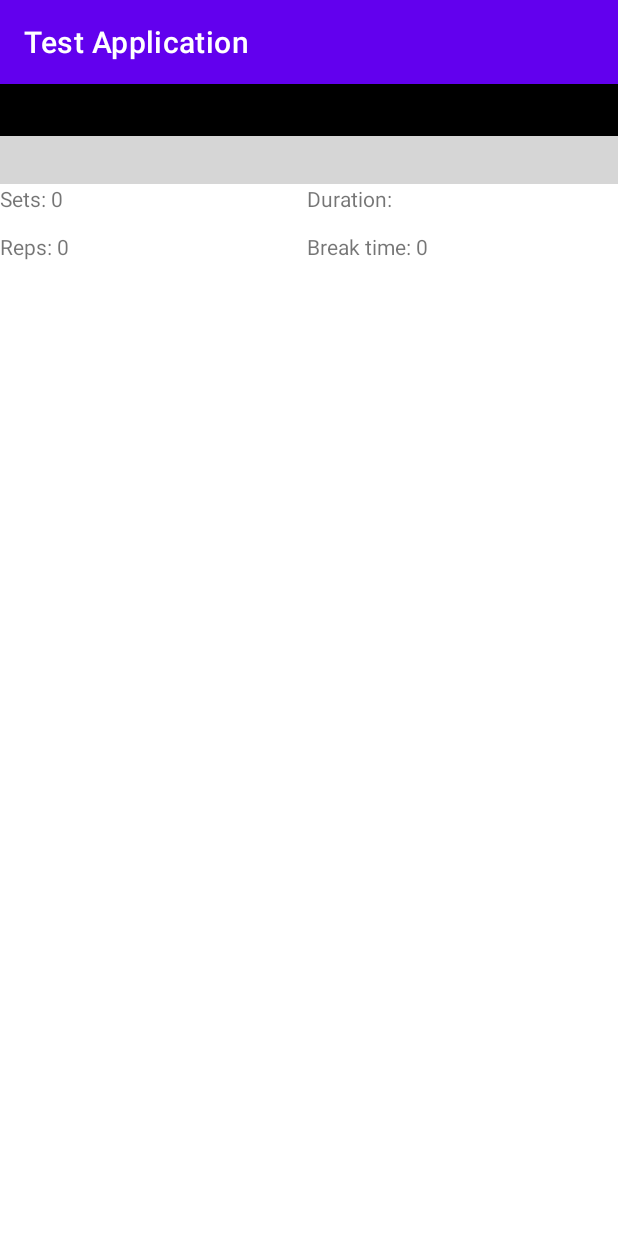
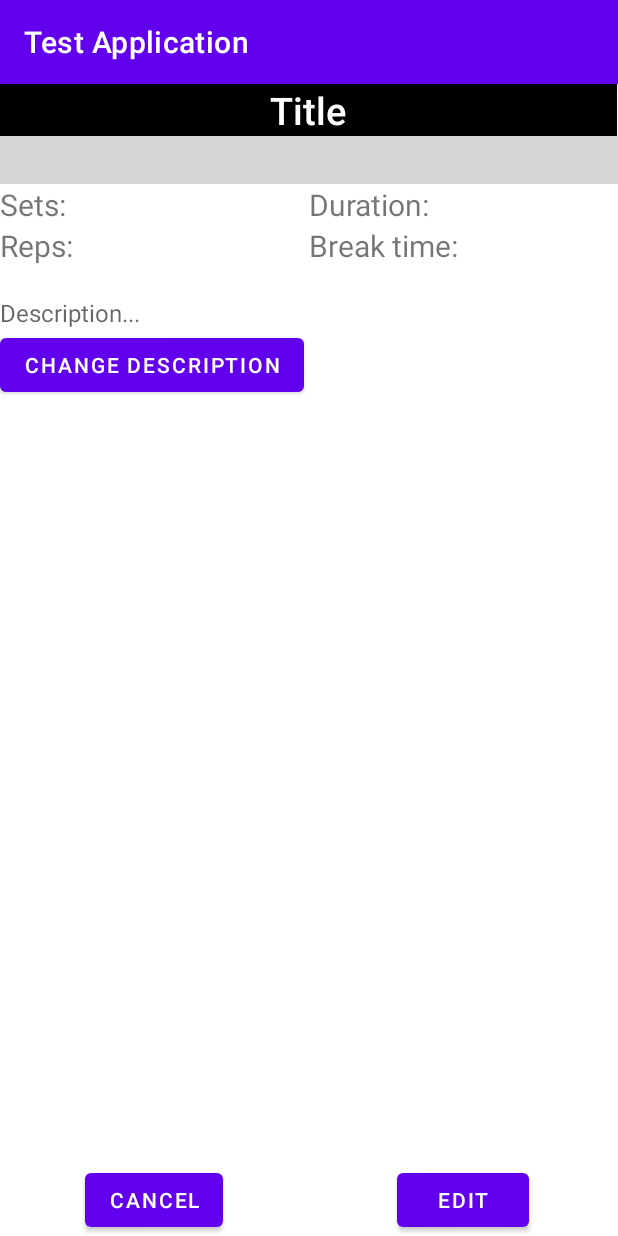
Before and after one commit to SirBoopSnoop/Fitness_App, an Android app: the ViewExerciseActivity screen opened directly, with no data from a screen before it, on a phone screen of 412 x 824 dp. Run offline under Robolectric (Android 15) with nearby library versions, the phone set to English and light mode, and no system bars; our stand-ins replace Firebase (no records; nobody signed in at launch, a user with empty details on screens opened directly); plain views replace YouTubePlayerView; 1 statement that could not run was skipped; grey boxes are pictures that could not be loaded.

Commit message:
CRUD progress (Edit) vol2

```diff
--- a/app/src/main/java/com/example/testapplication/ViewExerciseActivity.kt
+++ b/app/src/main/java/com/example/testapplication/ViewExerciseActivity.kt
@@ -1,15 +1,13 @@
 package com.example.testapplication
 
+import android.content.Intent
 import android.os.Bundle
-import android.os.PersistableBundle
 import android.widget.Toast
-import com.example.testapplication.databinding.ActivityCreateBinding
 import com.example.testapplication.databinding.ActivityViewexerciseBinding
 import com.google.android.youtube.player.YouTubeBaseActivity
 import com.google.android.youtube.player.YouTubeInitializationResult
 import com.google.android.youtube.player.YouTubePlayer
 import com.google.firebase.database.FirebaseDatabase
-import kotlinx.android.synthetic.main.activity_main.*
 import kotlinx.android.synthetic.main.activity_viewexercise.*
 import java.util.regex.Pattern
 import kotlin.String
@@ -17,6 +15,7 @@ import kotlin.String
 class ViewExerciseActivity : YouTubeBaseActivity() {
 
     private lateinit var binding : ActivityViewexerciseBinding
+    private lateinit var exerciseName : String
     override fun onCreate(savedInstanceState: Bundle?) {
         super.onCreate(savedInstanceState)
 
@@ -24,14 +23,15 @@ class ViewExerciseActivity : YouTubeBaseActivity() {
         setContentView(binding.root)
         val extras : Bundle? = intent.extras
         if (extras != null){
-            var value : String? = extras.getString("key")
+            var value : String? = extras.getString("viewKey")
             val path = value.toString()
             val database = FirebaseDatabase.getInstance("https://fitnessapp-11fe0-default-rtdb.europe-west1.firebasedatabase.app/").getReference("TestData")
             database.child(path).get().addOnSuccessListener {
 
                 if(it.exists()){
-                    val exerciseName = it.child("exerciseName").value.toString()
+                    exerciseName = it.child("exerciseName").value.toString()
                     val breakTime = it.child("breakTime").value.toString()
+                    val description = it.child("description").value.toString()
                     val category = it.child("category").value.toString()
                     val intensity = it.child("intensity").value.toString()
                     val reps = it.child("reps").value.toString()
@@ -41,6 +41,7 @@ class ViewExerciseActivity : YouTubeBaseActivity() {
                     binding.breakView.append(breakTime)
                     binding.repsView.append(reps)
                     binding.setsView.append(sets)
+                    binding.description.text = description
 
                 }
             }
@@ -50,18 +51,38 @@ class ViewExerciseActivity : YouTubeBaseActivity() {
         initializePlayer(getYoutubeVideoIdFromUrl("https://www.youtube.com/watch?v=DkWokwdxCIU")!!)
 
         //Variables from MainActivity ViewCard Intent data
-        val exerciseData = intent
+/*        val exerciseData = intent
         val exerciseName = exerciseData.getStringExtra("nameKey")
         val reps = exerciseData.getIntExtra("repsKey", 0).toString()
         val sets = exerciseData.getIntExtra("setsKey", 0).toString()
         val intensity = exerciseData.getIntExtra("intensityKey", 0).toString()
         val breakTime = exerciseData.getIntExtra("breakTimeKey", 0).toString()
         val category = exerciseData.getStringExtra("categoryKey")
+        val description = exerciseData.getStringExtra("descriptionKey")
 
         binding.exerciseNameView.text = exerciseName
         binding.breakView.append(breakTime)
         binding.repsView.append(reps)
         binding.setsView.append(sets)
+        binding.description.text = description*/
+
+        cancel_view_button.setOnClickListener {
+            finish()
+        }
+
+        edit_button.setOnClickListener {
+            Intent(this, EditActivity::class.java).also{
+                it.putExtra("key", exerciseName)
+                startActivity(it)
+            }
+        }
+
+        binding.descriptionButton.setOnClickListener {
+            Intent(this, AddDescriptionActivity::class.java).also{
+                it.putExtra("descKey", exerciseName)
+                startActivity(it)
+            }
+        }
 
     }
 
--- a/app/src/main/res/layout/activity_edit.xml
+++ b/app/src/main/res/layout/activity_edit.xml
@@ -119,7 +119,7 @@
             android:layout_width="0dp"
             android:layout_height="wrap_content"
             android:layout_weight="1"
-            android:text="@string/save"
+            android:text="Save edit"
             app:layout_constraintBottom_toBottomOf="parent"
             app:layout_constraintStart_toStartOf="parent"
             app:layout_constraintTop_toTopOf="parent"
--- a/app/src/main/res/layout/activity_viewexercise.xml
+++ b/app/src/main/res/layout/activity_viewexercise.xml
@@ -1,86 +1,140 @@
 <?xml version="1.0" encoding="utf-8"?>
-<LinearLayout xmlns:android="http://schemas.android.com/apk/res/android"
+<androidx.constraintlayout.widget.ConstraintLayout xmlns:android="http://schemas.android.com/apk/res/android"
+    xmlns:app="http://schemas.android.com/apk/res-auto"
     xmlns:tools="http://schemas.android.com/tools"
+    android:id="@+id/constraintLayout3"
     android:layout_width="match_parent"
-    android:layout_height="match_parent"
-    android:orientation="vertical"
-    xmlns:app="http://schemas.android.com/apk/res-auto">
+    android:layout_height="match_parent">
 
 
     <TextView
         android:id="@+id/exerciseNameView"
-        android:layout_width="match_parent"
+        android:layout_width="411dp"
         android:layout_height="wrap_content"
+        android:background="@android:color/background_dark"
+        android:fontFamily="sans-serif-medium"
+        android:gravity="center"
         android:text="Title"
         android:textColor="@android:color/background_light"
         android:textSize="25sp"
-        android:gravity="center"
-        android:fontFamily="sans-serif-medium"
-        android:background="@android:color/background_dark"
         app:layout_constraintStart_toStartOf="parent"
         app:layout_constraintTop_toTopOf="parent" />
 
     <com.google.android.youtube.player.YouTubePlayerView
-        android:layout_width="match_parent"
+        android:id="@+id/youtubePlay"
+        android:layout_width="0dp"
         android:layout_height="wrap_content"
-        android:id="@+id/youtubePlay"/>
+        app:layout_constraintEnd_toEndOf="parent"
+        app:layout_constraintStart_toStartOf="parent"
+        app:layout_constraintTop_toBottomOf="@+id/exerciseNameView">
+
+    </com.google.android.youtube.player.YouTubePlayerView>
 
     <ScrollView
         android:layout_width="match_parent"
-        android:layout_height="match_parent">
+        android:layout_height="630dp"
+        app:layout_constraintTop_toBottomOf="@+id/youtubePlay">
 
-        <androidx.constraintlayout.widget.ConstraintLayout
+        <LinearLayout
             android:layout_width="match_parent"
             android:layout_height="wrap_content"
             android:orientation="vertical">
 
-            <TextView
-                android:id="@+id/repsView"
-                android:layout_width="wrap_content"
+            <LinearLayout
+                android:id="@+id/linearMain"
+                android:layout_width="match_parent"
                 android:layout_height="wrap_content"
-                android:layout_marginTop="32dp"
-                android:text="Reps: "
-                app:layout_constraintStart_toStartOf="parent"
-                app:layout_constraintTop_toTopOf="parent" />
+                android:orientation="horizontal"
+                android:weightSum="2">
+
+                <LinearLayout
+                    android:id="@+id/linear2"
+                    android:layout_width="match_parent"
+                    android:layout_height="wrap_content"
+                    android:layout_weight="1"
+                    android:orientation="vertical">
 
                     <TextView
                         android:id="@+id/setsView"
                         android:layout_width="wrap_content"
                         android:layout_height="wrap_content"
                         android:text="Sets: "
-                app:layout_constraintStart_toStartOf="parent"
-                app:layout_constraintTop_toTopOf="parent" />
+                        android:textSize="20dp"/>
+
+                    <TextView
+                        android:id="@+id/repsView"
+                        android:layout_width="wrap_content"
+                        android:layout_height="wrap_content"
+                        android:text="Reps: "
+                        android:textSize="20dp"/>
+
+                </LinearLayout>
+
+                <LinearLayout
+                    android:id="@+id/linear1"
+                    android:layout_width="match_parent"
+                    android:layout_height="wrap_content"
+                    android:layout_weight="1"
+                    android:orientation="vertical">
 
                     <TextView
                         android:id="@+id/durationView"
                         android:layout_width="wrap_content"
                         android:layout_height="wrap_content"
                         android:text="Duration: "
-                app:layout_constraintStart_toStartOf="@+id/guideline2"
-                app:layout_constraintTop_toTopOf="parent" />
+                        android:textSize="20dp"/>
 
                     <TextView
                         android:id="@+id/breakView"
                         android:layout_width="wrap_content"
                         android:layout_height="wrap_content"
-                android:layout_marginTop="4dp"
                         android:text="Break time: "
+                        android:textSize="20dp"/>
+
+                </LinearLayout>
+            </LinearLayout>
+
+            <TextView
+                android:id="@+id/description"
+                android:layout_width="match_parent"
+                android:layout_height="wrap_content"
+                android:hint="Description..."
+                android:layout_marginTop="20dp"
+                android:textSize="16dp"/>
+
+            <Button
+                android:id="@+id/description_button"
+                android:layout_width="wrap_content"
+                android:layout_height="wrap_content"
+                android:text="Change description"/>
+
+        </LinearLayout>
+    </ScrollView>
+
+    <Button
+        android:id="@+id/edit_button"
+        android:layout_width="wrap_content"
+        android:layout_height="wrap_content"
+        android:text="Edit"
         app:layout_constraintBottom_toBottomOf="parent"
-                app:layout_constraintStart_toStartOf="@+id/guideline2"
-                app:layout_constraintTop_toBottomOf="@+id/setsView"
-                app:layout_constraintVertical_bias="1.0" />
+        app:layout_constraintEnd_toEndOf="parent"
+        app:layout_constraintStart_toStartOf="@+id/guideline3" />
 
     <androidx.constraintlayout.widget.Guideline
-                android:id="@+id/guideline2"
+        android:id="@+id/guideline3"
         android:layout_width="wrap_content"
         android:layout_height="wrap_content"
         android:orientation="vertical"
         app:layout_constraintGuide_begin="205dp" />
 
+    <Button
+        android:id="@+id/cancel_view_button"
+        android:layout_width="wrap_content"
+        android:layout_height="wrap_content"
+        android:text="Cancel"
+        app:layout_constraintBottom_toBottomOf="parent"
+        app:layout_constraintEnd_toStartOf="@+id/guideline3"
+        app:layout_constraintStart_toStartOf="parent" />
+
 
 </androidx.constraintlayout.widget.ConstraintLayout>
-
-
-    </ScrollView>
-
-</LinearLayout>
--- a/build.gradle
+++ b/build.gradle
@@ -9,7 +9,7 @@ buildscript {
 plugins {
     id 'com.android.application' version '7.2.2' apply false
     id 'com.android.library' version '7.2.2' apply false
-    id 'org.jetbrains.kotlin.android' version '1.6.10' apply false
+    id 'org.jetbrains.kotlin.android' version '1.7.10' apply false
 }
 
 task clean(type: Delete) {
```
Also changed, not shown: app/src/main/AndroidManifest.xml (+8 -4 lines), app/src/main/java/com/example/testapplication/AddDescriptionActivity.kt (added, +57 -0 lines), app/src/main/java/com/example/testapplication/MainActivity.kt (+4 -23 lines), app/src/main/res/layout/activity_add_description.xml (added, +54 -0 lines), app/src/main/res/layout/activity_main.xml (+1 -9 lines). Lines whose indentation alone changed are shown as unchanged.
